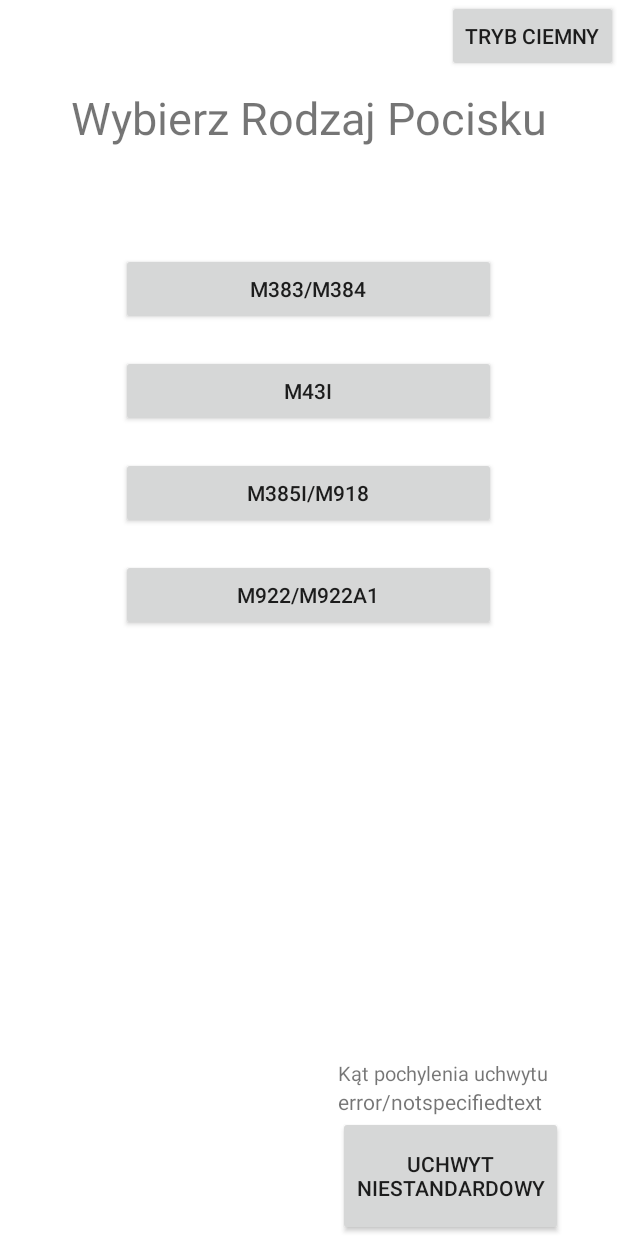
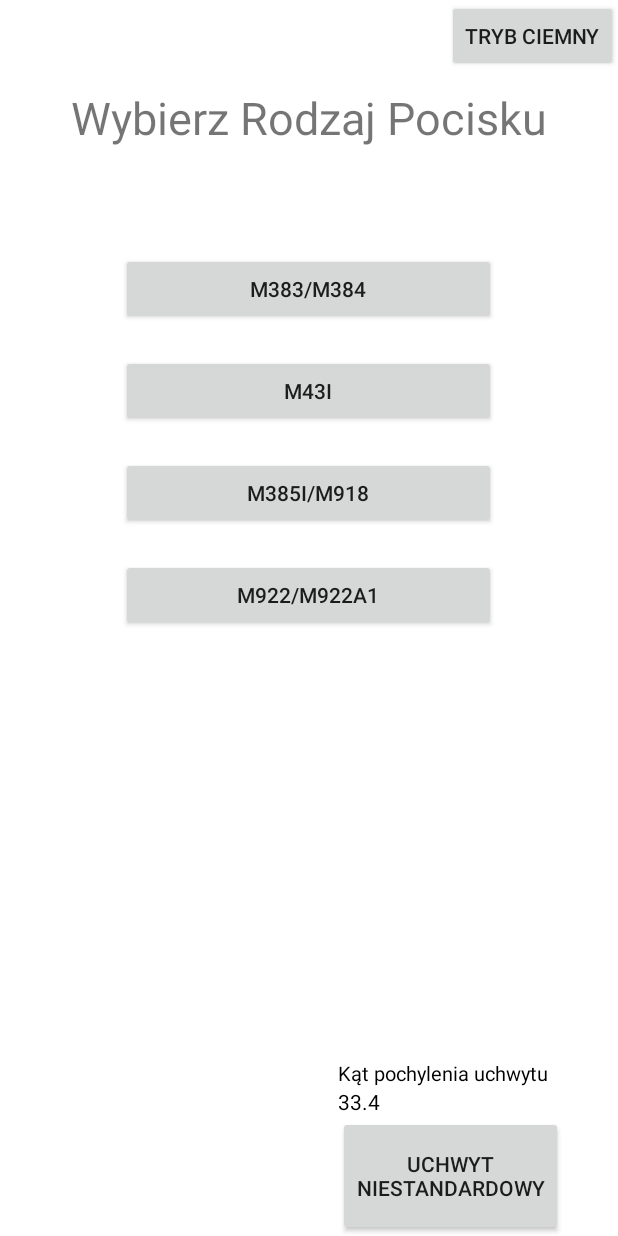
Before and after one commit to Matthas/AimAssistant, an Android app: the screen it shows after launch (MainActivity), after a tap on "TRYB JASNY", on a phone screen of 412 x 824 dp. Run offline under Robolectric (Android 15) with nearby library versions, the phone set to English and light mode, and no system bars.

Commit message:
Calibration -> handle preferences

```diff
--- a/app/src/main/java/com/matthas/aimassistant/MainActivity.java
+++ b/app/src/main/java/com/matthas/aimassistant/MainActivity.java
@@ -38,6 +38,8 @@ public class MainActivity extends Activity implements SensorEventListener {
     TextView mTargetAngle;
     TextView mIRdatashow;
     TextView mMaxrangetext;
+    TextView mCurrenthandleangle;
+    TextView mCurrenthandleangletext;
     ConsumerIrManager mCIR;
     private SensorManager mgr;
 
@@ -78,6 +80,7 @@ public class MainActivity extends Activity implements SensorEventListener {
         LinearLayout mLayoutCalibrationScreen = findViewById(R.id.layout_calibration_screen);
         findViewById(R.id.calibrationbackbutton).setOnClickListener(mBackbuttoncalibration);
         mhandleangle = (EditText) findViewById(R.id.handleangle);
+        mCurrenthandleangle = (TextView) findViewById(R.id.currenthandleangle);
         findViewById(R.id.calibrationsetbutton).setOnClickListener(mCalibrationsetbutton);
         findViewById(R.id.missle1).setOnClickListener(mMissile1);
         findViewById(R.id.missle2).setOnClickListener(mMissile2);
@@ -102,6 +105,7 @@ public class MainActivity extends Activity implements SensorEventListener {
 
         String handleanglestring = Double.toString(calibratedangle);
         mhandleangle.setText(handleanglestring);
+        mCurrenthandleangle.setText(handleanglestring);
 
         //wywolanie funkcji sprawdzajacej wprowadzenie wszystkich danych przy kazdej zmiane wartosci
         //odleglosci
@@ -193,6 +197,8 @@ public class MainActivity extends Activity implements SensorEventListener {
             ((Button) findViewById(R.id.targettype4)).setTextColor(getResources().getColor(R.color.black));                                         //target 4 text
             ((TextView) findViewById(R.id.maxrangetext)).setTextColor((getResources().getColor(R.color.black)));
             ((TextView) findViewById(R.id.maxrangestatictext)).setTextColor((getResources().getColor(R.color.black)));
+            ((TextView) findViewById(R.id.currentangleangletext)).setTextColor((getResources().getColor(R.color.black)));
+            ((TextView) findViewById(R.id.currenthandleangle)).setTextColor((getResources().getColor(R.color.black)));
             //targetsettings
 
             //final screen
@@ -239,6 +245,8 @@ public class MainActivity extends Activity implements SensorEventListener {
             ((Button) findViewById(R.id.targettype4)).setTextColor(getResources().getColor(R.color.white));                                         //target 4 text
             ((TextView) findViewById(R.id.maxrangetext)).setTextColor((getResources().getColor(R.color.white)));
             ((TextView) findViewById(R.id.maxrangestatictext)).setTextColor((getResources().getColor(R.color.white)));
+            ((TextView) findViewById(R.id.currentangleangletext)).setTextColor((getResources().getColor(R.color.white)));
+            ((TextView) findViewById(R.id.currenthandleangle)).setTextColor((getResources().getColor(R.color.white)));
             //targetsettings
 
             //final screen
--- a/app/src/main/res/layout/activity_main.xml
+++ b/app/src/main/res/layout/activity_main.xml
@@ -107,7 +107,7 @@
         android:layout_width="match_parent"
         android:layout_height="match_parent"
         android:orientation="vertical"
-        android:visibility="gone">
+        android:visibility="visible">
         <Button
             android:id="@+id/buttonviewchange"
             android:layout_width="wrap_content"
@@ -176,6 +176,7 @@
                 android:layout_gravity="bottom"
                 android:orientation="vertical">
                 <TextView
+                    android:id="@+id/currentangleangletext"
                     android:layout_width="match_parent"
                     android:layout_height="wrap_content"
                     android:text="@string/currenthandleangle"
```
